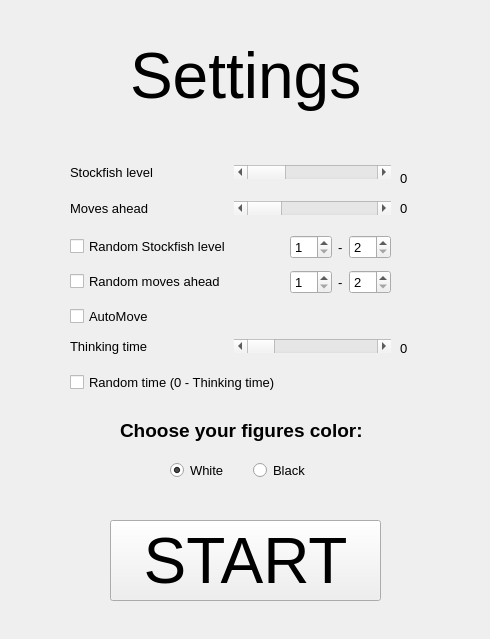
Old version of the form app.ui in the repository filip-kobus/selenium-chesscom-bot.
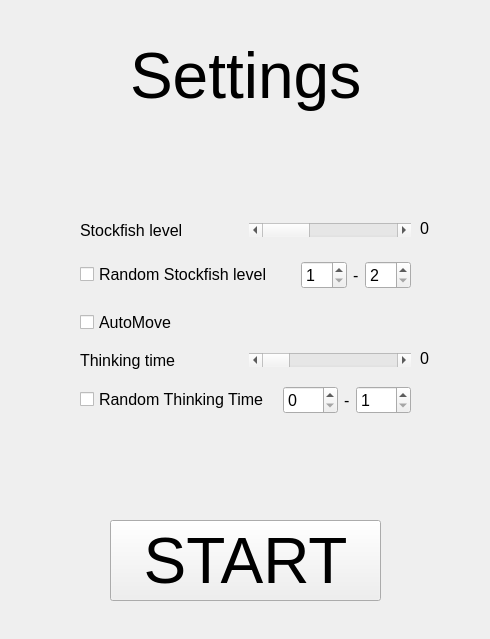
New version of the form. The open tabs and pages were chosen to show the change.

The edit to the form file:
```diff
--- a/app.ui
+++ b/app.ui
@@ -357,67 +357,18 @@
      <widget class="QWidget" name="gridLayoutWidget_2">
       <property name="geometry">
        <rect>
-        <x>70</x>
-        <y>140</y>
-        <width>321</width>
-        <height>81</height>
+        <x>80</x>
+        <y>200</y>
+        <width>331</width>
+        <height>41</height>
        </rect>
       </property>
       <layout class="QGridLayout" name="gridLayout_2">
-       <item row="1" column="1">
-        <widget class="QScrollBar" name="MovesAhead">
-         <property name="minimumSize">
-          <size>
-           <width>156</width>
-           <height>0</height>
-          </size>
-         </property>
-         <property name="font">
-          <font>
-           <pointsize>10</pointsize>
-          </font>
-         </property>
-         <property name="minimum">
-          <number>1</number>
-         </property>
-         <property name="maximum">
-          <number>30</number>
-         </property>
-         <property name="orientation">
-          <enum>Qt::Horizontal</enum>
-         </property>
-        </widget>
-       </item>
-       <item row="0" column="1">
-        <widget class="QScrollBar" name="StockFishlevel">
-         <property name="minimum">
-          <number>1</number>
-         </property>
-         <property name="maximum">
-          <number>25</number>
-         </property>
-         <property name="orientation">
-          <enum>Qt::Horizontal</enum>
-         </property>
-        </widget>
-       </item>
-       <item row="1" column="0">
-        <widget class="QLabel" name="label_4">
-         <property name="font">
-          <font>
-           <pointsize>10</pointsize>
-          </font>
-         </property>
-         <property name="text">
-          <string>Moves ahead</string>
-         </property>
-        </widget>
-       </item>
        <item row="0" column="0">
         <widget class="QLabel" name="label_5">
          <property name="font">
           <font>
-           <pointsize>10</pointsize>
+           <pointsize>12</pointsize>
           </font>
          </property>
          <property name="text">
@@ -425,69 +376,48 @@
          </property>
         </widget>
        </item>
+       <item row="0" column="1">
+        <widget class="QScrollBar" name="StockFishlevel">
+         <property name="font">
+          <font>
+           <pointsize>72</pointsize>
+          </font>
+         </property>
+         <property name="minimum">
+          <number>1</number>
+         </property>
+         <property name="maximum">
+          <number>20</number>
+         </property>
+         <property name="orientation">
+          <enum>Qt::Horizontal</enum>
+         </property>
+        </widget>
+       </item>
       </layout>
      </widget>
      <widget class="QWidget" name="gridLayoutWidget_3">
       <property name="geometry">
        <rect>
-        <x>70</x>
-        <y>220</y>
-        <width>321</width>
-        <height>71</height>
+        <x>80</x>
+        <y>240</y>
+        <width>331</width>
+        <height>51</height>
        </rect>
       </property>
       <layout class="QGridLayout" name="gridLayout_3">
-       <item row="2" column="0">
-        <widget class="QCheckBox" name="Rmovesaheadcheck">
-         <property name="font">
-          <font>
-           <pointsize>10</pointsize>
-          </font>
-         </property>
-         <property name="text">
-          <string>Random moves ahead</string>
-         </property>
-        </widget>
-       </item>
-       <item row="2" column="3">
-        <widget class="QLabel" name="label_7">
-         <property name="font">
-          <font>
-           <pointsize>10</pointsize>
-          </font>
-         </property>
-         <property name="text">
-          <string>-</string>
-         </property>
-        </widget>
-       </item>
        <item row="0" column="2">
         <widget class="QSpinBox" name="RSLFROM">
          <property name="font">
           <font>
-           <pointsize>10</pointsize>
+           <pointsize>12</pointsize>
           </font>
          </property>
          <property name="minimum">
           <number>1</number>
          </property>
          <property name="maximum">
-          <number>24</number>
-         </property>
-        </widget>
-       </item>
-       <item row="2" column="4">
-        <widget class="QSpinBox" name="RMATO">
-         <property name="font">
-          <font>
-           <pointsize>10</pointsize>
-          </font>
-         </property>
-         <property name="minimum">
-          <number>2</number>
-         </property>
-         <property name="maximum">
-          <number>30</number>
+          <number>20</number>
          </property>
         </widget>
        </item>
@@ -495,26 +425,14 @@
         <widget class="QSpinBox" name="RSLTO">
          <property name="font">
           <font>
-           <pointsize>10</pointsize>
+           <pointsize>12</pointsize>
           </font>
          </property>
          <property name="minimum">
           <number>2</number>
          </property>
          <property name="maximum">
-          <number>25</number>
-         </property>
-        </widget>
-       </item>
-       <item row="0" column="0">
-        <widget class="QCheckBox" name="Rstockfishlevelcheck">
-         <property name="font">
-          <font>
-           <pointsize>10</pointsize>
-          </font>
-         </property>
-         <property name="text">
-          <string>Random Stockfish level</string>
+          <number>20</number>
          </property>
         </widget>
        </item>
@@ -522,7 +440,7 @@
         <widget class="QLabel" name="label_6">
          <property name="font">
           <font>
-           <pointsize>10</pointsize>
+           <pointsize>12</pointsize>
           </font>
          </property>
          <property name="text">
@@ -530,21 +448,6 @@
          </property>
         </widget>
        </item>
-       <item row="2" column="2">
-        <widget class="QSpinBox" name="RMAFROM">
-         <property name="font">
-          <font>
-           <pointsize>10</pointsize>
-          </font>
-         </property>
-         <property name="minimum">
-          <number>1</number>
-         </property>
-         <property name="maximum">
-          <number>29</number>
-         </property>
-        </widget>
-       </item>
        <item row="0" column="1">
         <spacer name="horizontalSpacer">
          <property name="orientation">
@@ -558,35 +461,50 @@
          </property>
         </spacer>
        </item>
+       <item row="0" column="0">
+        <widget class="QCheckBox" name="Rstockfishlevelcheck">
+         <property name="font">
+          <font>
+           <pointsize>12</pointsize>
+          </font>
+         </property>
+         <property name="text">
+          <string>Random Stockfish level</string>
+         </property>
+        </widget>
+       </item>
       </layout>
      </widget>
      <widget class="QWidget" name="gridLayoutWidget_4">
       <property name="geometry">
        <rect>
-        <x>70</x>
+        <x>80</x>
         <y>290</y>
-        <width>321</width>
-        <height>61</height>
+        <width>331</width>
+        <height>81</height>
        </rect>
       </property>
       <layout class="QGridLayout" name="gridLayout_4">
-       <item row="0" column="0">
-        <widget class="QCheckBox" name="AutoMove">
+       <item row="2" column="1">
+        <widget class="QScrollBar" name="thinkingTime">
          <property name="font">
           <font>
            <pointsize>10</pointsize>
           </font>
          </property>
-         <property name="text">
-          <string>AutoMove</string>
+         <property name="maximum">
+          <number>240</number>
+         </property>
+         <property name="orientation">
+          <enum>Qt::Horizontal</enum>
          </property>
         </widget>
        </item>
-       <item row="1" column="0">
+       <item row="2" column="0">
         <widget class="QLabel" name="label_8">
          <property name="font">
           <font>
-           <pointsize>10</pointsize>
+           <pointsize>12</pointsize>
           </font>
          </property>
          <property name="text">
@@ -594,18 +512,15 @@
          </property>
         </widget>
        </item>
-       <item row="1" column="1">
-        <widget class="QScrollBar" name="thinkingTime">
+       <item row="1" column="0">
+        <widget class="QCheckBox" name="AutoMove">
          <property name="font">
           <font>
-           <pointsize>10</pointsize>
+           <pointsize>12</pointsize>
           </font>
          </property>
-         <property name="maximum">
-          <number>240</number>
-         </property>
-         <property name="orientation">
-          <enum>Qt::Horizontal</enum>
+         <property name="text">
+          <string>AutoMove</string>
          </property>
         </widget>
        </item>
@@ -632,33 +547,15 @@
      <widget class="QLabel" name="levelLabel">
       <property name="geometry">
        <rect>
-        <x>400</x>
-        <y>160</y>
+        <x>420</x>
+        <y>210</y>
         <width>31</width>
         <height>16</height>
        </rect>
       </property>
       <property name="font">
        <font>
-        <pointsize>10</pointsize>
-       </font>
-      </property>
-      <property name="text">
-       <string>0</string>
-      </property>
-     </widget>
-     <widget class="QLabel" name="movesLabel">
-      <property name="geometry">
-       <rect>
-        <x>400</x>
-        <y>190</y>
-        <width>31</width>
-        <height>16</height>
-       </rect>
-      </property>
-      <property name="font">
-       <font>
-        <pointsize>10</pointsize>
+        <pointsize>12</pointsize>
        </font>
       </property>
       <property name="text">
@@ -668,96 +565,98 @@
      <widget class="QLabel" name="thinkingLabel">
       <property name="geometry">
        <rect>
-        <x>400</x>
-        <y>330</y>
+        <x>420</x>
+        <y>340</y>
         <width>31</width>
         <height>16</height>
        </rect>
       </property>
       <property name="font">
        <font>
-        <pointsize>10</pointsize>
+        <pointsize>12</pointsize>
        </font>
       </property>
       <property name="text">
        <string>0</string>
       </property>
      </widget>
-     <widget class="QCheckBox" name="RThinkingTime">
+     <widget class="QWidget" name="gridLayoutWidget_5">
       <property name="geometry">
        <rect>
-        <x>70</x>
-        <y>360</y>
-        <width>266</width>
-        <height>25</height>
-       </rect>
-      </property>
-      <property name="font">
-       <font>
-        <pointsize>10</pointsize>
-       </font>
-      </property>
-      <property name="text">
-       <string>Random time (0 - Thinking time)</string>
-      </property>
-     </widget>
-     <widget class="QLabel" name="label_9">
-      <property name="geometry">
-       <rect>
-        <x>120</x>
-        <y>400</y>
-        <width>261</width>
+        <x>80</x>
+        <y>370</y>
+        <width>331</width>
         <height>41</height>
        </rect>
       </property>
-      <property name="font">
-       <font>
-        <pointsize>14</pointsize>
-        <weight>75</weight>
-        <bold>true</bold>
-       </font>
-      </property>
-      <property name="text">
-       <string>Choose your figures color:</string>
-      </property>
-     </widget>
-     <widget class="QWidget" name="horizontalLayoutWidget">
-      <property name="geometry">
-       <rect>
-        <x>170</x>
-        <y>440</y>
-        <width>160</width>
-        <height>41</height>
-       </rect>
-      </property>
-      <layout class="QHBoxLayout" name="horizontalLayout">
-       <item>
-        <widget class="QRadioButton" name="whiteButton">
+      <layout class="QGridLayout" name="gridLayout_5">
+       <item row="0" column="2">
+        <widget class="QSpinBox" name="RTTFROM">
          <property name="font">
           <font>
-           <pointsize>10</pointsize>
+           <pointsize>12</pointsize>
           </font>
          </property>
+         <property name="minimum">
+          <number>0</number>
+         </property>
+         <property name="maximum">
+          <number>240</number>
+         </property>
+        </widget>
+       </item>
+       <item row="0" column="0">
+        <widget class="QCheckBox" name="Rthinkingtimecheck">
+         <property name="font">
+          <font>
+           <pointsize>12</pointsize>
+          </font>
+         </property>
          <property name="text">
-          <string>White</string>
+          <string>Random Thinking Time</string>
          </property>
-         <property name="checked">
-          <bool>true</bool>
+        </widget>
+       </item>
+       <item row="0" column="4">
+        <widget class="QSpinBox" name="RTTTO">
+         <property name="font">
+          <font>
+           <pointsize>12</pointsize>
+          </font>
          </property>
+         <property name="minimum">
+          <number>1</number>
+         </property>
+         <property name="maximum">
+          <number>240</number>
+         </property>
         </widget>
        </item>
-       <item>
-        <widget class="QRadioButton" name="blackButton">
+       <item row="0" column="3">
+        <widget class="QLabel" name="label_7">
          <property name="font">
           <font>
-           <pointsize>10</pointsize>
+           <pointsize>12</pointsize>
           </font>
          </property>
          <property name="text">
-          <string>Black</string>
+          <string>-</string>
          </property>
         </widget>
        </item>
+       <item row="0" column="1">
+        <spacer name="horizontalSpacer_2">
+         <property name="orientation">
+          <enum>Qt::Horizontal</enum>
+         </property>
+         <property name="sizeHint" stdset="0">
+          <size>
+           <width>40</width>
+           <height>20</height>
+          </size>
+         </property>
+        </spacer>
+       </item>
       </layout>
      </widget>
     </widget>
```
